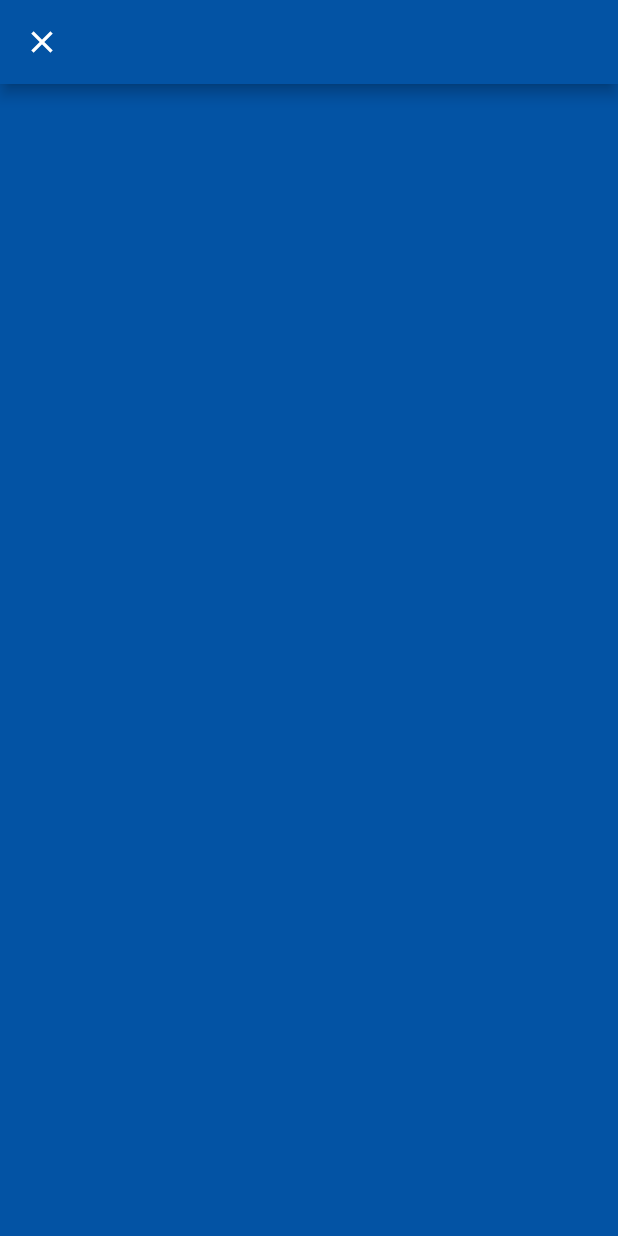
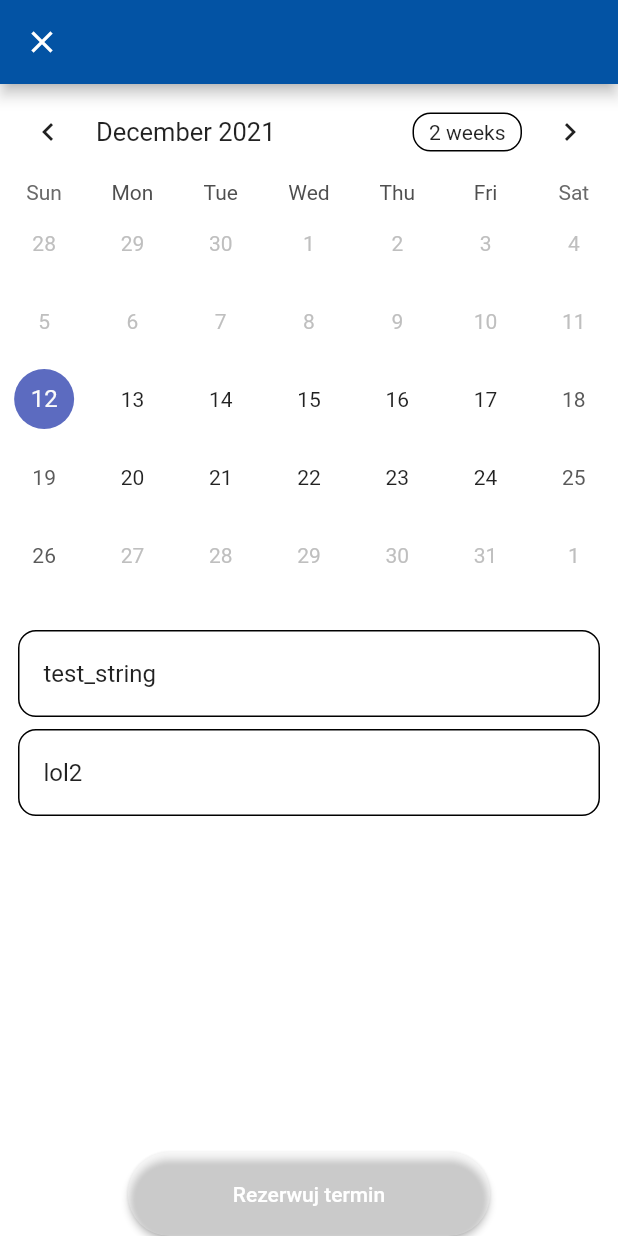
Before and after one commit to Luxio1/mszczepienia_client, a Flutter app: the NewAppointmentDatesScreen screen opened directly, on a phone screen of 412 x 824 dp. Run offline on Flutter 3.47's test engine with Material 2 defaults, Android fonts, the phone set to English and light mode, and no system bars; drawn by our look-alikes of table_calendar; our stand-ins replace flutter_secure_storage, flutter_typeahead, responsive_grid; accounts and stored records are empty.

Commit message:
Working visit reservation with TableCalendar

```diff
--- a/lib/models/patient.dart
+++ b/lib/models/patient.dart
@@ -1,10 +1,12 @@
 class Patient {
+  final int id;
   final String firstName;
   final String lastName;
   final String pesel;
   final bool mainProfile; //TODO: change type
 
   Patient({
+    required this.id,
     required this.firstName,
     required this.lastName,
     required this.pesel,
@@ -13,6 +15,7 @@ class Patient {
 
   factory Patient.fromJson(Map<String, dynamic> json) {
     return Patient(
+      id: json['id'] as int,
       firstName: json['firstName'] as String,
       lastName: json['lastName'] as String,
       pesel: json['pesel'] as String,
--- a/lib/models/profile.dart
+++ b/lib/models/profile.dart
@@ -7,6 +7,8 @@ class Profile {
   final List<dynamic> roles;
 
   List<Patient> users;
+
+  Patient get getMainPatient => users[0];
 
   Profile({
     required this.id,
--- a/lib/user_screens/login_page.dart
+++ b/lib/user_screens/login_page.dart
@@ -56,6 +56,7 @@ class _LoginPageState extends State<LoginPage> {
     return Scaffold(
       resizeToAvoidBottomInset: false,
       backgroundColor: MyColors.blue,
+      //TODO: move body to singleChildScrollView to avoid overflow and split Widgets.
       body: Center(
         // Center is a layout widget. It takes a single child and positions it
         // in the middle of the parent.
--- a/lib/user_screens/new_appointment_dates_screen.dart
+++ b/lib/user_screens/new_appointment_dates_screen.dart
@@ -2,6 +2,7 @@ import 'package:flutter/material.dart';
 import 'package:flutter_typeahead/flutter_typeahead.dart';
 import 'package:mszczepienia_client/helpers/mycolors.dart';
 import 'package:mszczepienia_client/services/api_service.dart';
+import 'package:table_calendar/table_calendar.dart';
 import '../models/pages.dart';
 import 'package:responsive_grid/responsive_grid.dart';
 import 'package:provider/provider.dart';
@@ -26,9 +27,25 @@ class NewAppointmentDatesScreen extends StatefulWidget {
 
 class _NewAppointmentDatesState extends State<NewAppointmentDatesScreen> {
 
+  DateTime _focusedDay = DateTime.now();
+  DateTime _selectedDay = DateTime.now();
+  final DateTime _firstDay = DateTime.now();
+  final Duration _dateDistance = const Duration(days: 14);
+  CalendarFormat _calendarFormat = CalendarFormat.month;
+  late String _selectedHour;
+
+  late int placeId;
+  late int vaccineId;
+
+  ValueNotifier<List<String>> _selectedEvents = ValueNotifier(['test_string', 'lol2']);
 
   @override
   Widget build(BuildContext context) {
+    placeId = Provider.of<VisitsManager>(context, listen: false).getPlaceId;
+    vaccineId = Provider.of<VisitsManager>(context, listen: false).getVaccineId;
+
+
+
     return Scaffold(
       appBar: AppBar(
         backgroundColor: MyColors.blue,
@@ -41,7 +58,103 @@ class _NewAppointmentDatesState extends State<NewAppointmentDatesScreen> {
         ),
       ),
       backgroundColor: MyColors.blue,
+      body: Container(
+        color: Colors.white,
+        child: Column(
+          children: <Widget> [
+            calendar(),
+            const SizedBox(height: 20,),
+            suggestedHours(),
+            const SizedBox(height: 20,),
+            bookButton(),
+          ]
+          ),
+      ),
     );
   }
 
+  Widget calendar() {
+    return TableCalendar(
+        focusedDay: _focusedDay,
+        firstDay: _firstDay,
+        lastDay: _firstDay.add(_dateDistance),
+      selectedDayPredicate: (day) {
+        return isSameDay(_selectedDay, day);
+      },
+      onDaySelected: (selectedDay, focusedDay) async {
+        setState(() {
+          _selectedDay = selectedDay;
+          _focusedDay = focusedDay;
+        });
+
+        _selectedEvents.value = await APIService.getAvailableHoursForDay(_selectedDay, placeId, vaccineId);
+        //print(_selectedEvents.value);
+      },
+      calendarFormat: _calendarFormat,
+      onFormatChanged: (format) {
+          setState(() {
+            _calendarFormat = format;
+          });
+      },
+      onPageChanged: (focusedDay) {
+          _focusedDay = focusedDay;
+      },
+    );
+  }
+
+  Widget suggestedHours() {
+    return Expanded(
+        child: ValueListenableBuilder<List<dynamic>> (
+          valueListenable: _selectedEvents,
+          builder: (context, hoursList, _){
+            return ListView.builder(
+                itemCount: hoursList.length,
+                itemBuilder: (context, index) {
+                  return Container(
+                    margin: const EdgeInsets.symmetric(
+                        horizontal: 12.0,
+                        vertical: 4.0,
+                      ),
+                    decoration: BoxDecoration(
+                    border: Border.all(),
+                    borderRadius: BorderRadius.circular(12.0),
+                    ),
+                    child: ListTile(
+                      onTap: () => _selectedHour = hoursList[index],
+                      title: Text(hoursList[index]),
+                  ),
+                  );
+                }
+            );
+          },
+        )
+    );
+  }
+
+  Widget bookButton() {
+    return ElevatedButton(
+        style: ElevatedButton.styleFrom(
+            primary: Colors.white24,
+            padding: const EdgeInsets.symmetric(horizontal: 70, vertical: 20),
+            shape: const StadiumBorder()
+        ),
+        onPressed: () async {
+          String date = dayFormatter.format(_selectedDay) + " " + _selectedHour;
+          DateTime fullDate = DateTime.parse(date);
+          int patientId = Provider.of<ProfileManager>(context, listen: false).getProfile.getMainPatient.id;
+
+          //TODO: remove prints
+          print(fullDate);
+          print(placeId);
+          print(vaccineId);
+          print(patientId);
+
+          APIService.bookVisit(fullDate, placeId, vaccineId, patientId);
+          },
+        child: const Text('Rezerwuj termin', style: TextStyle(fontSize: 14),)
+    );
+  }
+
+
+
 }
--- a/pubspec.yaml
+++ b/pubspec.yaml
@@ -38,9 +38,11 @@ dependencies:
   provider: ^6.0.1
   smooth_page_indicator: ^1.0.0+2
   responsive_grid: ^2.0.0
-  flutter_typeahead: ^3.2.3
+  flutter_typeahead: ^3.2.4
   flutter_secure_storage: ^5.0.2
   intl: ^0.17.0
+  table_calendar: ^3.0.3
+  html: ^0.15.0
 
 dev_dependencies:
   flutter_test:
```
Also changed, not shown: lib/services/api_service.dart (+69 -8 lines), lib/user_screens/new_appointment_screen.dart (+3 -4 lines), pubspec.lock.
